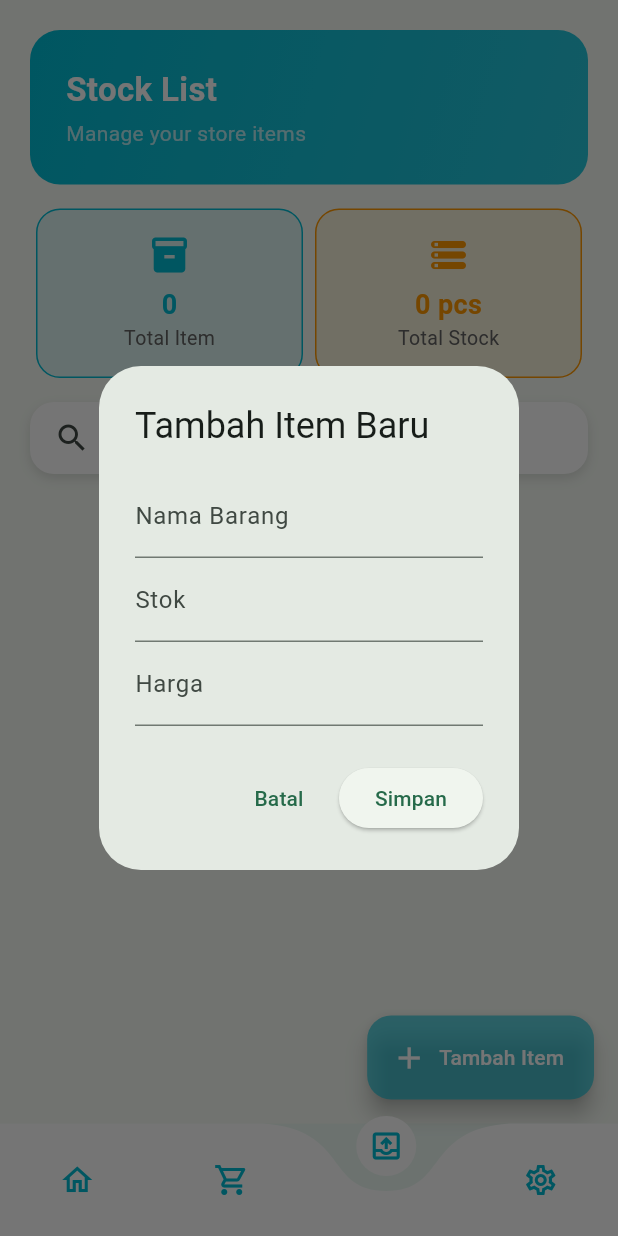
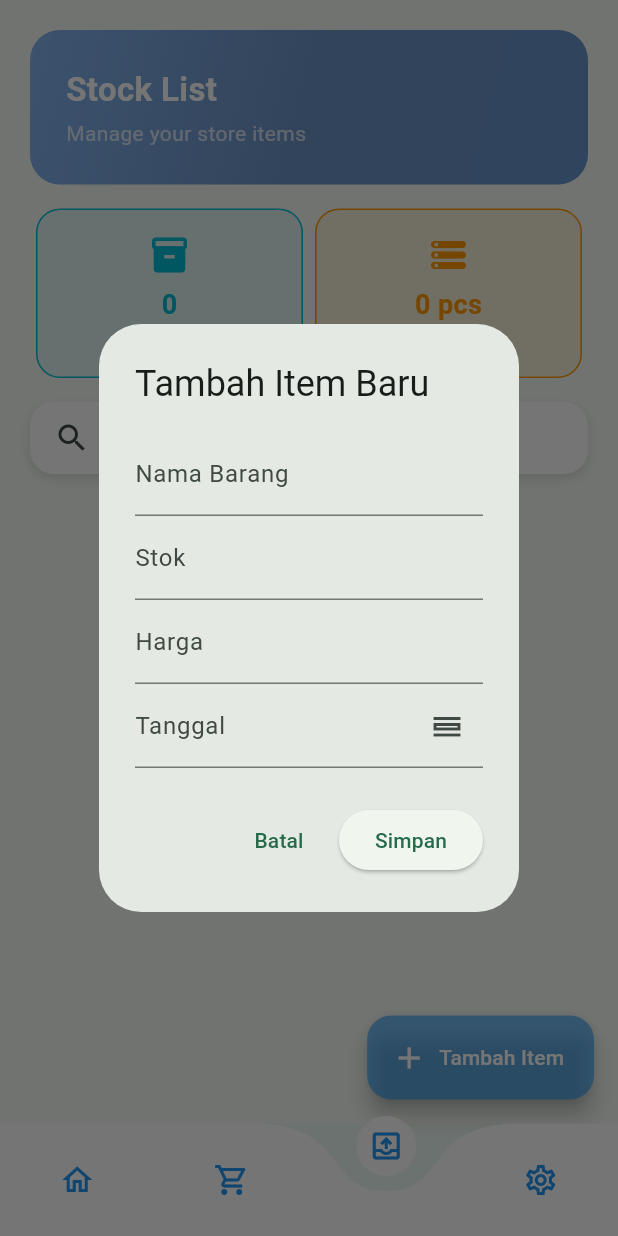
Before and after one commit to yogaperdana2308/E-Nventory, a Flutter app: the NavBottom screen opened by its route, item 3 of the bottom bar chosen, after a tap on "Tambah Item", on a phone screen of 412 x 824 dp. Run offline on Flutter 3.47's test engine with Material 3 defaults, Android fonts, the light colour scheme and no system bars; drawn by our look-alikes of curved_navigation_bar; our stand-ins replace fluttertoast, shared_preferences, sqflite; accounts and stored records are empty.

Commit message:
Lanjut benerin fitur

```diff
--- a/lib/Database/db_helper.dart
+++ b/lib/Database/db_helper.dart
@@ -18,10 +18,10 @@ class DbHelper {
           "CREATE TABLE $tableUser(id INTEGER PRIMARY KEY AUTOINCREMENT,  username TEXT, nomorhp INTEGER, email TEXT, password TEXT)",
         );
         await db.execute(
-          "CREATE TABLE $tableItem(id INTEGER PRIMARY KEY AUTOINCREMENT,  name TEXT, stock INTEGER, price INTEGER)",
+          "CREATE TABLE $tableItem(id INTEGER PRIMARY KEY AUTOINCREMENT,  name TEXT, stock INTEGER, price INTEGER, date TEXT)",
         );
         await db.execute(
-          "CREATE TABLE $tableSales(id INTEGER PRIMARY KEY AUTOINCREMENT,  item_id INTEGER, quantity INTEGER, price INTEGER, sales INTEGER,   FOREIGN KEY (item_id) REFERENCES $tableItem(id) ON DELETE CASCADE ON UPDATE CASCADE)",
+          "CREATE TABLE $tableSales(id INTEGER PRIMARY KEY AUTOINCREMENT,  item_id INTEGER, quantity INTEGER, price INTEGER, sales INTEGER, FOREIGN KEY (item_id) REFERENCES $tableItem(id) ON DELETE CASCADE ON UPDATE CASCADE)",
         );
       },
       version: 1,
--- a/lib/model/item_model.dart
+++ b/lib/model/item_model.dart
@@ -1,3 +1,4 @@
+// ignore_for_file: public_member_api_docs, sort_constructors_first
 import 'dart:convert';
 
 class ItemModel {
@@ -5,12 +6,14 @@ class ItemModel {
   String name;
   int stock;
   int price;
+  String? date;
 
   ItemModel({
     this.id,
     required this.name,
     required this.stock,
     required this.price,
+    this.date,
   });
 
   Map<String, dynamic> toMap() {
@@ -19,15 +22,17 @@ class ItemModel {
       'name': name,
       'stock': stock,
       'price': price,
+      'date': date,
     };
   }
 
   factory ItemModel.fromMap(Map<String, dynamic> map) {
     return ItemModel(
-      id: map['id'] as int,
+      id: map['id'] != null ? map['id'] as int : null,
       name: map['name'] as String,
       stock: map['stock'] as int,
       price: map['price'] as int,
+      date: map['date'] != null ? map['date'] as String : null,
     );
   }
 
--- a/lib/model/penjualan_model.dart
+++ b/lib/model/penjualan_model.dart
@@ -7,6 +7,7 @@ class SalesModel {
   int quantity;
   int price;
   int? sales;
+  String? date;
 
   SalesModel({
     this.id,
@@ -14,25 +15,28 @@ class SalesModel {
     required this.quantity,
     required this.price,
     this.sales,
+    this.date,
   });
 
   Map<String, dynamic> toMap() {
     return <String, dynamic>{
       'id': id,
-      'item_id': itemId,
+      'itemId': itemId,
       'quantity': quantity,
       'price': price,
       'sales': sales,
+      'date': date,
     };
   }
 
   factory SalesModel.fromMap(Map<String, dynamic> map) {
     return SalesModel(
       id: map['id'] != null ? map['id'] as int : null,
-      itemId: map['item_id'] as int,
+      itemId: map['itemId'] as int,
       quantity: map['quantity'] as int,
       price: map['price'] as int,
       sales: map['sales'] != null ? map['sales'] as int : null,
+      date: map['date'] != null ? map['date'] as String : null,
     );
   }
 
--- a/lib/view/bottom_navigasi.dart
+++ b/lib/view/bottom_navigasi.dart
@@ -30,14 +30,10 @@ class _NavBottomState extends State<NavBottom> {
         animationCurve: Easing.legacyDecelerate,
         backgroundColor: Color(0xFF00BCD4).withOpacity(0.04),
         items: <Widget>[
-          Icon(Icons.home_outlined, color: Color(0xFF00BCD4), size: 24),
-          Icon(
-            Icons.shopping_cart_outlined,
-            color: Color(0xFF00BCD4),
-            size: 24,
-          ),
-          Icon(Icons.outbox_outlined, color: Color(0xFF00BCD4), size: 24),
-          Icon(Icons.settings_outlined, color: Color(0xFF00BCD4), size: 24),
+          Icon(Icons.home_outlined, color: Colors.blue, size: 24),
+          Icon(Icons.shopping_cart_outlined, color: Colors.blue, size: 24),
+          Icon(Icons.outbox_outlined, color: Colors.blue, size: 24),
+          Icon(Icons.settings_outlined, color: Colors.blue, size: 24),
         ],
         onTap: (index) {
           print(index);
--- a/lib/view/home_screen.dart
+++ b/lib/view/home_screen.dart
@@ -239,21 +239,6 @@ class _HomePageProjectState extends State<HomePageProject> {
                           ),
                         ],
                       ),
-                      Container(
-                        width: 48,
-                        height: 48,
-                        decoration: BoxDecoration(
-                          color: Colors.white.withOpacity(0.2),
-                          borderRadius: BorderRadius.circular(12),
-                        ),
-                        child: const Center(
-                          child: Icon(
-                            Icons.attach_money_rounded,
-                            color: Colors.white,
-                            size: 28,
-                          ),
-                        ),
-                      ),
                     ],
                   ),
                 ),
@@ -265,14 +250,14 @@ class _HomePageProjectState extends State<HomePageProject> {
                   tambahJualButton(
                     label: "Tambah Barang",
                     icon: Icons.add,
-                    color: Colors.teal.withOpacity(0.2), // oranye
+                    color: Colors.blue.withOpacity(0.6), // oranye
                     tujuan: InputItem(),
                   ),
                   SizedBox(width: 16),
                   tambahJualButton(
                     label: "Jual Barang",
                     icon: Icons.shopping_cart_outlined,
-                    color: Color(0xFF00BCD4), // biru toska
+                    color: Colors.blue.withOpacity(0.6), // biru toska
                     tujuan: JualBarang(),
                   ),
                 ],
--- a/lib/view/stock_screen.dart
+++ b/lib/view/stock_screen.dart
@@ -53,6 +53,23 @@ class _ListStockState extends State<ListStock> {
     final priceController = TextEditingController(
       text: existingItem?.price.toString() ?? '',
     );
+    final dateController = TextEditingController(
+      text: existingItem?.date.toString() ?? '',
+    );
+    Future<void> selectDate(BuildContext context) async {
+      final DateTime? pickedDate = await showDatePicker(
+        context: context,
+        initialDate: DateTime.now(), // default: hari ini
+        firstDate: DateTime(2000), // batas awal
+        lastDate: DateTime(2101), // batas akhir
+      );
+
+      if (pickedDate != null) {
+        setState(() {
+          dateController.text = DateFormat('dd/MM/yyyy').format(pickedDate);
+        });
+      }
+    }
 
     showDialog(
       context: context,
@@ -81,6 +98,19 @@ class _ListStockState extends State<ListStock> {
                 ),
                 keyboardType: TextInputType.number,
               ),
+              TextField(
+                controller: dateController,
+                decoration: InputDecoration(
+                  labelText: 'Tanggal',
+                  suffixIcon: IconButton(
+                    icon: Icon(Icons.calendar_view_day_outlined),
+                    onPressed: () {
+                      selectDate(context);
+                    },
+                  ),
+                ),
+                keyboardType: TextInputType.number,
+              ),
             ],
           ),
         ),
@@ -93,7 +123,8 @@ class _ListStockState extends State<ListStock> {
             onPressed: () async {
               if (nameController.text.isEmpty ||
                   stockController.text.isEmpty ||
-                  priceController.text.isEmpty) {
+                  priceController.text.isEmpty ||
+                  dateController.text.isEmpty) {
                 ScaffoldMessenger.of(context).showSnackBar(
                   const SnackBar(content: Text('Semua kolom wajib diisi!')),
                 );
@@ -105,7 +136,9 @@ class _ListStockState extends State<ListStock> {
                 name: nameController.text,
                 stock: int.parse(stockController.text),
                 price: int.parse(priceController.text),
+                date: dateController.text,
               );
+              print(newItem);
 
               if (existingItem == null) {
                 await DbHelper.createItem(newItem);
@@ -164,10 +197,10 @@ class _ListStockState extends State<ListStock> {
   Widget build(BuildContext context) {
     return Scaffold(
       floatingActionButton: FloatingActionButton.extended(
-        backgroundColor: Colors.cyan.withOpacity(0.6),
+        backgroundColor: Colors.blue.withOpacity(0.6),
         onPressed: () => _showItemDialog(),
-        label: const Text('Tambah Item', style: TextStyle(color: Colors.white)),
-        icon: const Icon(Icons.add, color: Colors.white),
+        label: Text('Tambah Item', style: TextStyle(color: Colors.white)),
+        icon: Icon(Icons.add, color: Colors.white),
       ),
       body: SafeArea(
         child: Padding(
@@ -181,7 +214,11 @@ class _ListStockState extends State<ListStock> {
                 padding: const EdgeInsets.all(24),
                 decoration: BoxDecoration(
                   gradient: const LinearGradient(
-                    colors: [Color(0xFF00BCD4), Color(0xFF26C6DA)],
+                    colors: [
+                      Color.fromARGB(255, 131, 179, 238),
+                      Color(0xff6D94C5),
+                      Color.fromARGB(255, 103, 148, 204),
+                    ],
                     begin: Alignment.topLeft,
                     end: Alignment.bottomRight,
                   ),
```
Also changed, not shown: lib/view/jual_barang.dart (+32 -1 lines), lib/view/penjualan_screen.dart (+11 -3 lines), lib/view/setting_screen.dart (+9 -1 lines).
